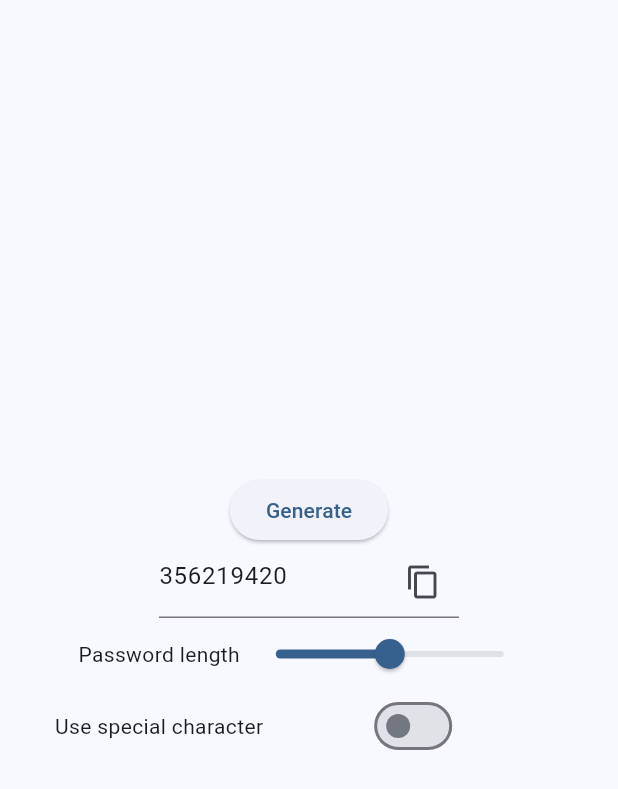
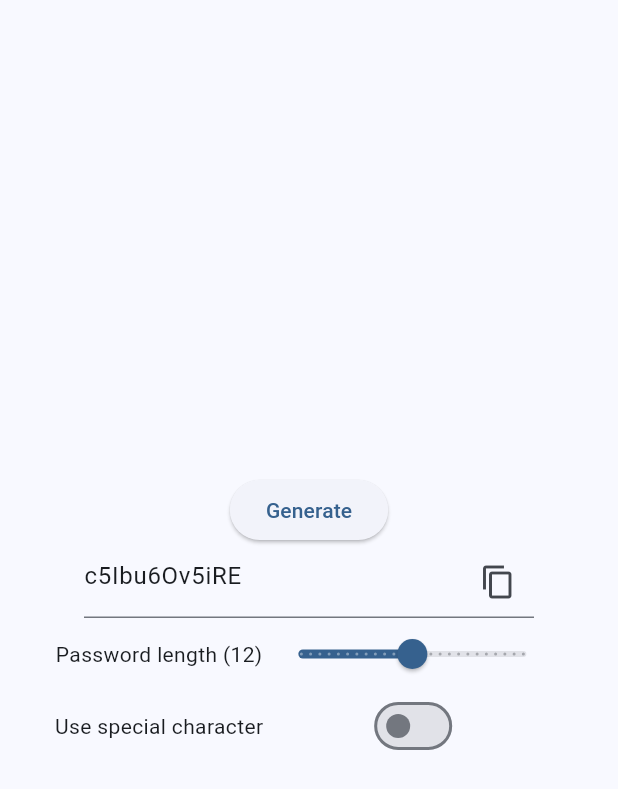
Before and after one commit to DevThibautMonin/password_generator, a Flutter app: the screen it shows after launch, after a tap on "Generate", on a phone screen of 412 x 824 dp. Shown: the top 789 px of the screen. Run offline on Flutter 3.47's test engine with Material 2 defaults, Android fonts, the phone set to English and light mode, and no system bars.

Commit message:
generate real passwords

```diff
--- a/lib/pages/password_generator_screen.dart
+++ b/lib/pages/password_generator_screen.dart
@@ -29,9 +29,10 @@ class _PasswordGeneratorScreenState extends State<PasswordGeneratorScreen> {
               },
               child: const Text("Generate")),
           SizedBox(
-            width: 200,
+            width: 300,
             child: TextField(
               controller: passwordController,
+              readOnly: true,
               decoration: InputDecoration(
                   suffixIcon: GestureDetector(
                       onTap: () {
@@ -44,18 +45,20 @@ class _PasswordGeneratorScreenState extends State<PasswordGeneratorScreen> {
             crossAxisAlignment: CrossAxisAlignment.center,
             mainAxisAlignment: MainAxisAlignment.center,
             children: [
-              const Text("Password length"),
+              Text("Password length (${passwordLength.toInt()})"),
               SizedBox(
                 width: 200,
                 child: Slider(
                     label: passwordLength.toString(),
                     min: 0,
                     max: 24,
+                    divisions: 24,
                     value: passwordLength,
                     onChanged: (value) {
                       setState(() {
                         passwordLength = value.roundToDouble();
                       });
+                      _generatePassword(passwordLength.toInt());
                     }),
               )
             ],
@@ -73,6 +76,7 @@ class _PasswordGeneratorScreenState extends State<PasswordGeneratorScreen> {
                         setState(() {
                           specialCharacters = switchValue;
                         });
+                        _generatePassword(passwordLength.toInt());
                       }))
             ],
           ),
@@ -81,8 +85,19 @@ class _PasswordGeneratorScreenState extends State<PasswordGeneratorScreen> {
     );
   }
 
-  void _generatePassword(int passwordLength) {
-    passwordController.text = Random().nextInt(500000000).toString();
+  void _generatePassword(int length) {
+    var charset =
+        'abcdefghijklmnopqrstuvwxyzABCDEFGHIJKLMNOPQRSTUVWXYZ0123456789';
+    if (specialCharacters) {
+      charset += '!@#\$%^&*()_+';
+    }
+
+    final random = Random.secure();
+    final password =
+        List.generate(length, (_) => charset[random.nextInt(charset.length)])
+            .join();
+
+    passwordController.text = password;
   }
 
   void _copyToClipboard() async {
```
